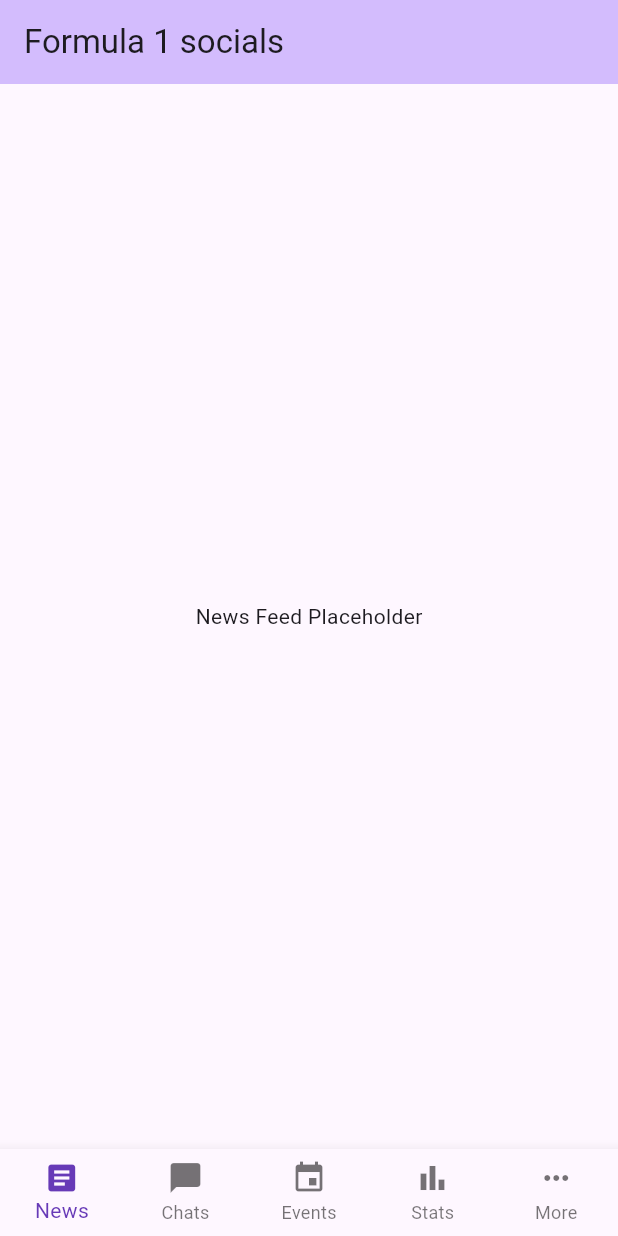
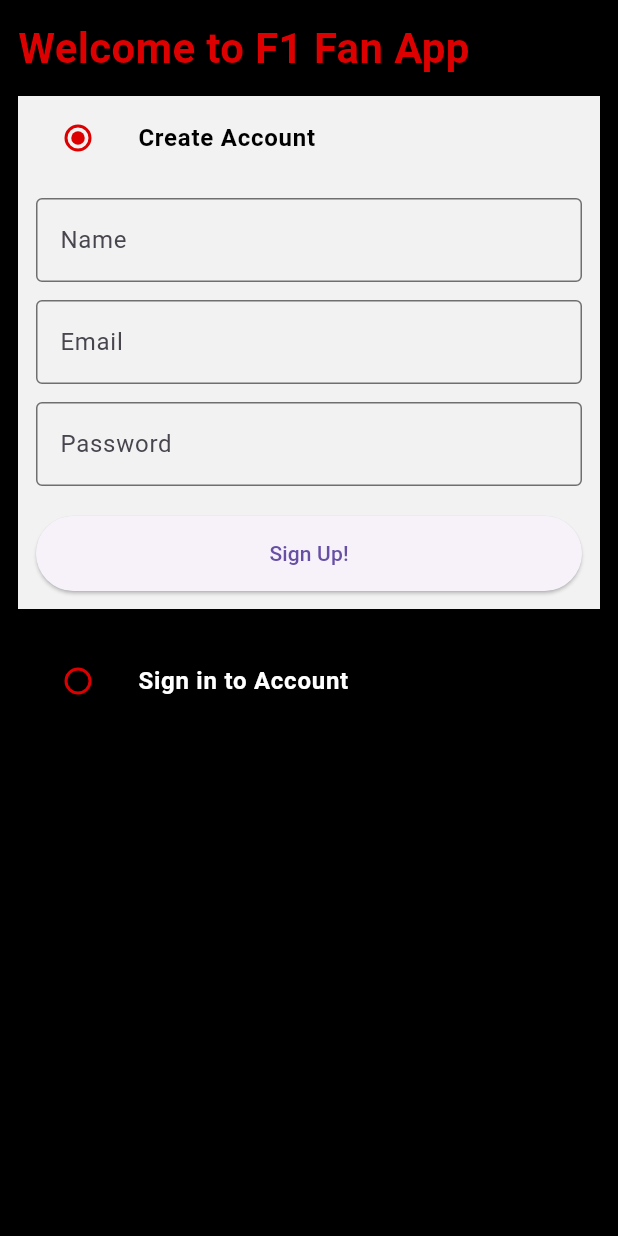
Before and after one commit to Timothy-itayi/social_media, a Flutter app: the screen it shows after launch, on a phone screen of 412 x 824 dp. Run offline on Flutter 3.47's test engine with Material 3 defaults, Android fonts, the phone set to English and light mode, and no system bars.

Commit message:
create authentication screens

```diff
--- /dev/null
+++ b/slip_stream/lib/auth/auth_screen.dart
@@ -0,0 +1,188 @@
+import 'package:flutter/material.dart';
+import 'package:slip_stream/main_home.dart';
+import '../widgets/custom_text_field.dart';  // adjust path as needed
+import '../widgets/custom_button.dart';
+import '../constants/global_variables.dart';
+
+enum Auth { signin, signup }
+
+class AuthScreen extends StatefulWidget {
+  static const String routeName = '/auth-screen';
+  const AuthScreen({super.key});
+
+  @override
+  State<AuthScreen> createState() => _AuthScreenState();
+}
+
+class _AuthScreenState extends State<AuthScreen> {
+  Auth _auth = Auth.signup;
+  final _signUpFormKey = GlobalKey<FormState>();
+  final _signInFormKey = GlobalKey<FormState>();
+
+  final TextEditingController _emailController = TextEditingController();
+  final TextEditingController _passwordController = TextEditingController();
+  final TextEditingController _nameController = TextEditingController();
+
+  @override
+  void dispose() {
+    super.dispose();
+    _emailController.dispose();
+    _passwordController.dispose();
+    _nameController.dispose();
+  }
+
+  @override
+  Widget build(BuildContext context) {
+    return Scaffold(
+      backgroundColor: Colors.black,
+      body: SafeArea(
+        child: Padding(
+          padding: const EdgeInsets.all(12.0),
+          child: Column(
+            crossAxisAlignment: CrossAxisAlignment.start,
+            children: [
+              const Text(
+                'Welcome to F1 Fan App',
+                style: TextStyle(
+                  fontSize: 28,
+                  fontWeight: FontWeight.bold,
+                  color: Color(0xFFDC0000), // F1 Red
+                ),
+              ),
+              const SizedBox(height: 12),
+
+              ListTile(
+                tileColor: _auth == Auth.signup ? Color(0xFFF2F2F2) : Colors.black,
+                title: Text(
+                  'Create Account',
+                  style: TextStyle(
+                    fontWeight: FontWeight.bold,
+                    color: _auth == Auth.signup ? Colors.black : Colors.white,
+                  ),
+                ),
+                leading: Radio<Auth>(
+                  activeColor: Color(0xFFDC0000),
+                  fillColor: MaterialStateProperty.all(Color(0xFFDC0000)),
+                  value: Auth.signup,
+                  groupValue: _auth,
+                  onChanged: (Auth? val) {
+                    setState(() {
+                      _auth = val!;
+                    });
+                  },
+                ),
+              ),
+
+              if (_auth == Auth.signup)
+                Container(
+                  padding: const EdgeInsets.all(12),
+                  color: Color(0xFFF2F2F2),
+                  child: Form(
+                    key: _signUpFormKey,
+                    child: Column(
+                      children: [
+                        CustomTextField(
+                          controller: _nameController,
+                          hintText: "Name",
+                          // keep default colors inside CustomTextField
+                        ),
+                        const SizedBox(height: 12),
+                        CustomTextField(
+                          controller: _emailController,
+                          hintText: "Email",
+                        ),
+                        const SizedBox(height: 12),
+                        CustomTextField(
+                          controller: _passwordController,
+                          hintText: "Password",
+                        ),
+                        const SizedBox(height: 20),
+                        CustomButton(
+                          text: "Sign Up!",
+                          // If your button supports color param:
+                          // color: Color(0xFFDC0000),
+                          onTap: () {
+                            if (_signUpFormKey.currentState!.validate()) {
+                              Navigator.pushReplacement(
+                                context,
+                                MaterialPageRoute(
+                                  builder: (context) =>
+                                      const MyHomePage(title: 'F1 Fan App'),
+                                ),
+                              );
+                            }
+                          },
+                        ),
+                      ],
+                    ),
+                  ),
+                ),
+
+              const SizedBox(height: 20),
+
+              ListTile(
+                tileColor: _auth == Auth.signin ? Color(0xFFF2F2F2) : Colors.black,
+                title: Text(
+                  'Sign in to Account',
+                  style: TextStyle(
+                    fontWeight: FontWeight.bold,
+                    color: _auth == Auth.signin ? Colors.black : Colors.white,
+                  ),
+                ),
+                leading: Radio<Auth>(
+                  activeColor: Color(0xFFDC0000),
+                  fillColor: MaterialStateProperty.all(Color(0xFFDC0000)),
+                  value: Auth.signin,
+                  groupValue: _auth,
+                  onChanged: (Auth? val) {
+                    setState(() {
+                      _auth = val!;
+                    });
+                  },
+                ),
+              ),
+
+              if (_auth == Auth.signin)
+                Container(
+                  padding: const EdgeInsets.all(12),
+                  color: Color(0xFFF2F2F2),
+                  child: Form(
+                    key: _signInFormKey,
+                    child: Column(
+                      children: [
+                        CustomTextField(
+                          controller: _emailController,
+                          hintText: "Email",
+                        ),
+                        const SizedBox(height: 12),
+                        CustomTextField(
+                          controller: _passwordController,
+                          hintText: "Password",
+                        ),
+                        const SizedBox(height: 20),
+                        CustomButton(
+                          text: "Sign In!",
+                          // color: Color(0xFFDC0000),
+                          onTap: () {
+                            if (_signInFormKey.currentState!.validate()) {
+                              Navigator.pushReplacement(
+                                context,
+                                MaterialPageRoute(
+                                  builder: (context) =>
+                                      const MyHomePage(title: 'F1 Fan App'),
+                                ),
+                              );
+                            }
+                          },
+                        ),
+                      ],
+                    ),
+                  ),
+                ),
+            ],
+          ),
+        ),
+      ),
+    );
+  }
+}
--- a/slip_stream/lib/main.dart
+++ b/slip_stream/lib/main.dart
@@ -1,4 +1,10 @@
 import 'package:flutter/material.dart';
+
+// Import your auth_screen.dart file here (adjust the path as needed)
+import 'auth/auth_screen.dart';
+
+// If you have a separate sign in screen, import that instead or alongside
+// import 'auth/signin.dart';
 
 void main() {
   runApp(const MyApp());
@@ -7,95 +13,19 @@
 class MyApp extends StatelessWidget {
   const MyApp({super.key});
 
-  // This widget is the root of your application.
   @override
   Widget build(BuildContext context) {
     return MaterialApp(
-      title: 'Slip Stream',
+      title: 'Simple Auth Demo',
       theme: ThemeData(
-        // This is the theme of your application.
-        //
-        // TRY THIS: Try running your application with "flutter run". You'll see
-        // the application has a purple toolbar. Then, without quitting the app,
-        // try changing the seedColor in the colorScheme below to Colors.green
-        // and then invoke "hot reload" (save your changes or press the "hot
-        // reload" button in a Flutter-supported IDE, or press "r" if you used
-        // the command line to start the app).
-        //
-        // Notice that the counter didn't reset back to zero; the application
-        // state is not lost during the reload. To reset the state, use hot
-        // restart instead.
-        //
-        // This works for code too, not just values: Most code changes can be
-        // tested with just a hot reload.
-        colorScheme: ColorScheme.fromSeed(seedColor: Colors.deepPurple),
+        primarySwatch: Colors.blue,
       ),
-      home: const MyHomePage(title: 'Formula 1 socials '),
+      // Set initial route to AuthScreen or home directly
+      home: const AuthScreen(),
+      routes: {
+        AuthScreen.routeName: (context) => const AuthScreen(),
+        // Add other routes here if you want
+      },
     );
   }
 }
-
-class MyHomePage extends StatefulWidget {
-  const MyHomePage({super.key, required this.title});
-  final String title;
-
-  @override
-  State<MyHomePage> createState() => _MyHomePageState();
-}
-
-class _MyHomePageState extends State<MyHomePage> {
-  int _selectedIndex = 0;
-
-  static const List<Widget> _pages = <Widget>[
-    Center(child: Text('News Feed Placeholder')),
-    Center(child: Text('Chats Placeholder')),
-    Center(child: Text('Events Placeholder')),
-    Center(child: Text('Stats Placeholder')),
-    Center(child: Text('More Placeholder')),
-  ];
-
-  void _onItemTapped(int index) {
-    setState(() {
-      _selectedIndex = index;
-    });
-  }
-
-  @override
-  Widget build(BuildContext context) {
-    return Scaffold(
-      appBar: AppBar(
-        title: Text(widget.title),
-        backgroundColor: Theme.of(context).colorScheme.inversePrimary,
-      ),
-      body: _pages[_selectedIndex],
-      bottomNavigationBar: BottomNavigationBar(
-        type: BottomNavigationBarType.fixed,
-        items: const <BottomNavigationBarItem>[
-          BottomNavigationBarItem(
-            icon: Icon(Icons.article),
-            label: 'News',
-          ),
-          BottomNavigationBarItem(
-            icon: Icon(Icons.chat_bubble),
-            label: 'Chats',
-          ),
-          BottomNavigationBarItem(
-            icon: Icon(Icons.event),
-            label: 'Events',
-          ),
-          BottomNavigationBarItem(
-            icon: Icon(Icons.bar_chart),
-            label: 'Stats',
-          ),
-          BottomNavigationBarItem(
-            icon: Icon(Icons.more_horiz),
-            label: 'More',
-          ),
-        ],
-        currentIndex: _selectedIndex,
-        selectedItemColor: Colors.deepPurple,
-        onTap: _onItemTapped,
-      ),
-    );
-  }
-}
--- /dev/null
+++ b/slip_stream/lib/widgets/custom_button.dart
@@ -0,0 +1,24 @@
+import 'package:flutter/material.dart';
+
+class CustomButton extends StatelessWidget {
+  final String text;
+  final VoidCallback onTap;
+  final Color? color;
+  const CustomButton({
+    super.key,
+    required this.text,
+    required this.onTap,
+    this.color,
+  });
+
+  @override
+  Widget build(BuildContext context) {
+    return ElevatedButton(
+      onPressed: onTap,
+      style: ElevatedButton.styleFrom(
+        minimumSize: const Size(double.infinity, 50),
+      ),
+      child: Text(text),
+    );
+  }
+}
--- /dev/null
+++ b/slip_stream/lib/widgets/custom_text_field.dart
@@ -0,0 +1,30 @@
+import 'package:flutter/material.dart';
+
+class CustomTextField extends StatelessWidget {
+  final TextEditingController controller;
+  final String hintText;
+  const CustomTextField({
+    super.key,
+    required this.controller,
+    required this.hintText,
+  });
+
+  @override
+  Widget build(BuildContext context) {
+    return TextFormField(
+      controller: controller,
+      decoration: InputDecoration(
+        hintText: hintText,
+        border: const OutlineInputBorder(
+          borderSide: BorderSide(color: Colors.black54),
+        ),
+        enabledBorder: const OutlineInputBorder(
+          borderSide: BorderSide(color: Colors.black54),
+        ),
+      ),
+      validator: (val) {
+        return null;
+      },
+    );
+  }
+}
```
Also changed, not shown: slip_stream/lib/constants/global_variables.dart (added, +37 -0 lines), slip_stream/lib/main_home.dart (added, +51 -0 lines), slip_stream/lib/route.dart (added, +21 -0 lines), slip_stream/pubspec.yaml (+4 -3 lines), slip_stream/pubspec.lock, 17 other files.
